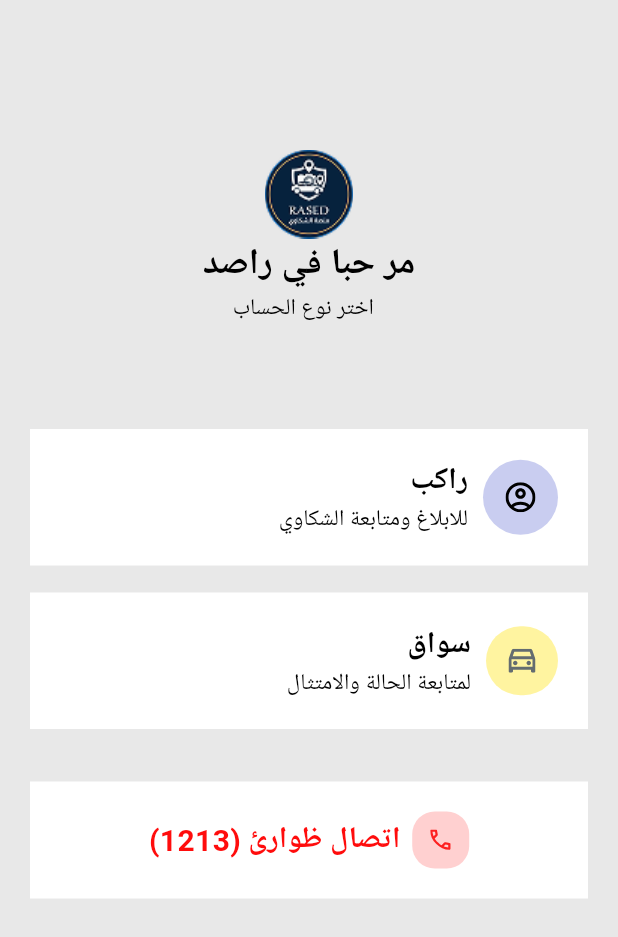
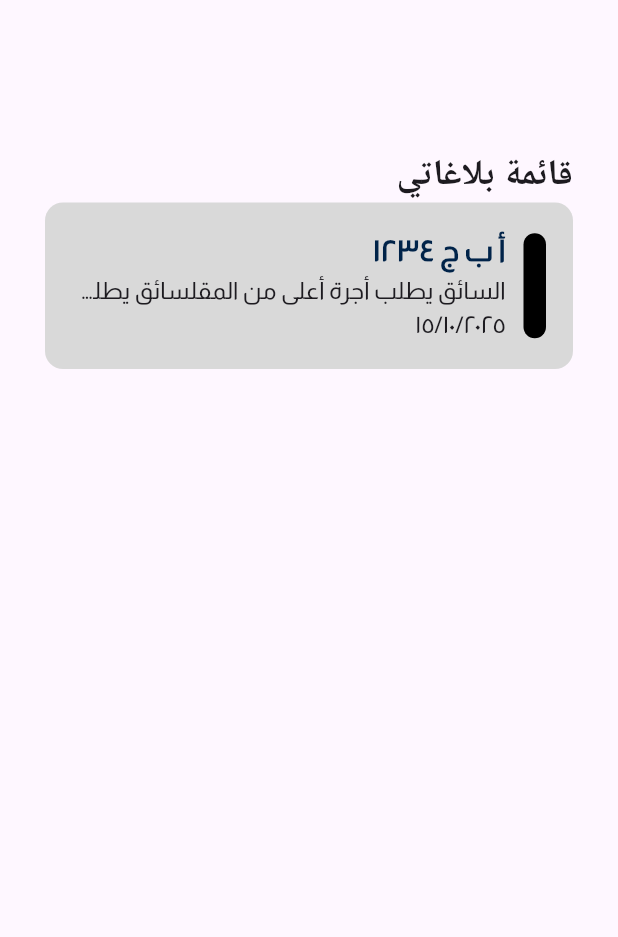
Before and after one commit to mO7MeD11/Graduation-project, a Flutter app: the screen it shows after launch, on a phone screen of 412 x 824 dp. Shown: the top 937 px of the screen. Run offline on Flutter 3.47's test engine with Material 3 defaults, Android fonts, the phone set to English and light mode, and no system bars; our stand-ins replace dio, flutter_svg, gap, pin_code_fields.

Commit message:
add report list feature

```diff
--- /dev/null
+++ b/lib/features/reportsList/views/report_view.dart
@@ -0,0 +1,34 @@
+import 'package:flutter/material.dart';
+import 'package:graduationproject/features/reportsList/widget/custom_report_container.dart';
+
+class ReportView extends StatelessWidget {
+  const ReportView({super.key});
+
+  @override
+  Widget build(BuildContext context) {
+    return Scaffold(
+      body: SizedBox(
+        width: double.infinity,
+        child: Padding(
+          padding: const EdgeInsets.only(top: 100, right: 30, left: 30),
+          child: Column(
+            crossAxisAlignment: CrossAxisAlignment.end,
+            children: [
+              Text(
+                'قائمة بلاغاتي',
+                style: TextStyle(fontSize: 24, fontWeight: FontWeight.w700),
+              ),
+
+              CustomReportContainer(
+                name: 'أ ب ج ١٢٣٤',
+                details:
+                    'السائق يطلب أجرة أعلى من المقلسائق يطلب أجرة أعلى من المقر',
+                date: '١٥/١٠/٢٠٢٥',
+              ),
+            ],
+          ),
+        ),
+      ),
+    );
+  }
+}
--- /dev/null
+++ b/lib/features/reportsList/widget/custom_report_container.dart
@@ -0,0 +1,73 @@
+import 'package:flutter/material.dart';
+
+class CustomReportContainer extends StatelessWidget {
+  const CustomReportContainer({
+    super.key,
+    required this.name,
+    required this.details,
+    required this.date,
+  });
+
+  final String name, details, date;
+
+  @override
+  Widget build(BuildContext context) {
+    return Container(
+      width: double.infinity,
+      padding: EdgeInsets.all(18),
+      decoration: ShapeDecoration(
+        color: Color(0xffD9D9D9),
+        shape: RoundedRectangleBorder(borderRadius: BorderRadius.circular(12)),
+      ),
+      child: Row(
+        children: [
+          Expanded(
+            child: Column(
+              crossAxisAlignment: CrossAxisAlignment.end,
+              children: [
+                Text(
+                  name,
+                  style: TextStyle(
+                    color: Color(0xff002349),
+                    fontSize: 20,
+                    fontWeight: FontWeight.w700,
+                    fontFamily: 'Almarai',
+                  ),
+                ),
+                Text(
+                  details,
+                  style: TextStyle(
+                    fontSize: 16,
+                    fontWeight: FontWeight.w400,
+                    fontFamily: 'Almarai',
+                  ),
+                  maxLines: 1,
+                  overflow: TextOverflow.ellipsis,
+                  textDirection: TextDirection.rtl,
+                ),
+                Text(
+                  date,
+                  style: TextStyle(
+                    fontSize: 16,
+                    fontWeight: FontWeight.w400,
+                    fontFamily: 'Almarai',
+                  ),
+                ),
+              ],
+            ),
+          ),
+          SizedBox(width: 12),
+
+          Container(
+            width: 15,
+            height: 70,
+            decoration: BoxDecoration(
+              color: Colors.black,
+              borderRadius: BorderRadius.circular(12),
+            ),
+          ),
+        ],
+      ),
+    );
+  }
+}
--- a/lib/main.dart
+++ b/lib/main.dart
@@ -1,6 +1,7 @@
 import 'package:flutter/material.dart';
 import 'package:graduationproject/features/registration/views/account_type_view.dart';
 import 'package:graduationproject/features/registration/views/create_new_password.dart';
+import 'package:graduationproject/features/reportsList/views/report_view.dart';
 
 void main() {
   runApp(const MyApp());
@@ -13,7 +14,7 @@
   Widget build(BuildContext context) {
     return MaterialApp(
       locale: const Locale('ar'),
-      home: AccountTypeView(),
+      home: ReportView(),
       builder: (context, child) {
         return Directionality(
           textDirection: TextDirection.ltr, // غير هنا من rtl إلى ltr
```
Also changed, not shown: pubspec.yaml (+4 -4 lines), assets/font/Almarai-Regular.ttf (added).
